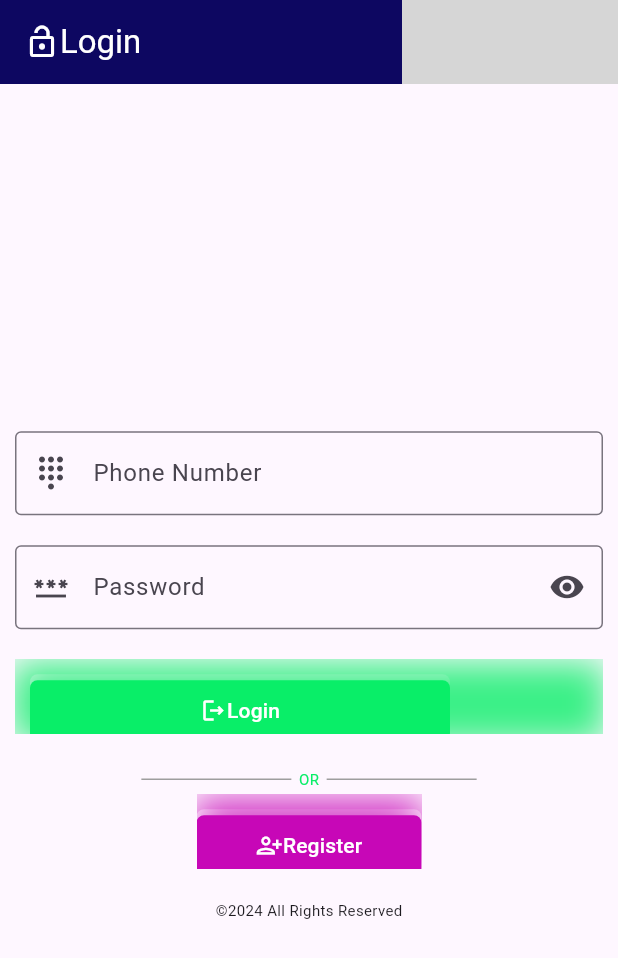
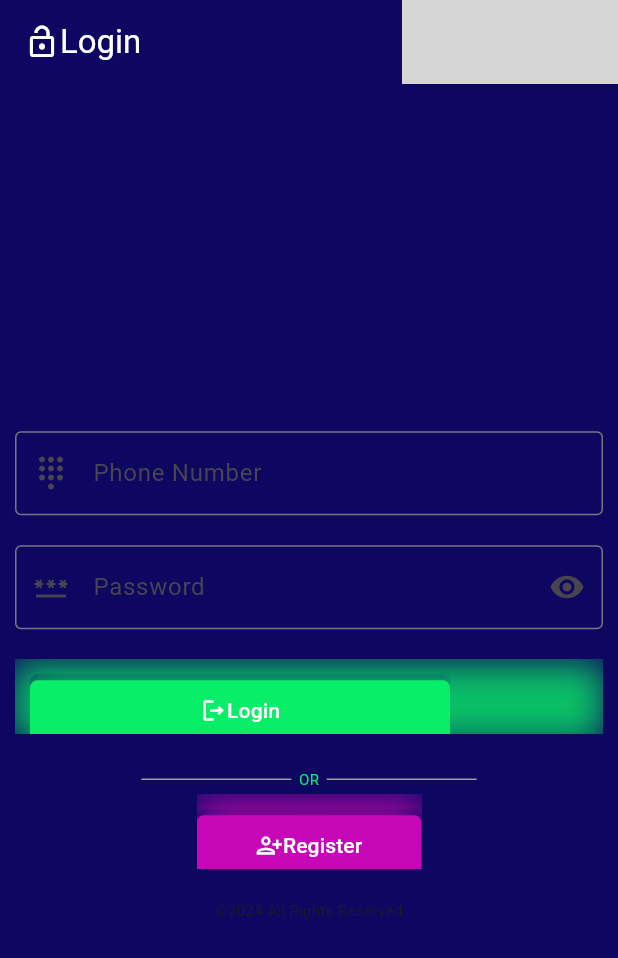
Before and after one commit to yourmarketbasket/vendors, a Flutter app: the screen it shows after launch, on a phone screen of 412 x 824 dp. Shown: the top 958 px of the screen. Run offline on Flutter 3.47's test engine with Material 3 defaults, Android fonts, the phone set to English and light mode, and no system bars; missing offline and left inert: bitsdojo_window; grey boxes are pictures that could not be loaded.

Commit message:
more changes

```diff
--- a/lib/screens/login.dart
+++ b/lib/screens/login.dart
@@ -34,6 +34,7 @@ class _LoginScreenState extends State<LoginScreen> {
     final String feedback = "";
 
     return Scaffold(
+      backgroundColor: AppTheme.backgroundColor,
       appBar: AppBar(
         title: Row(
           children: [
```
